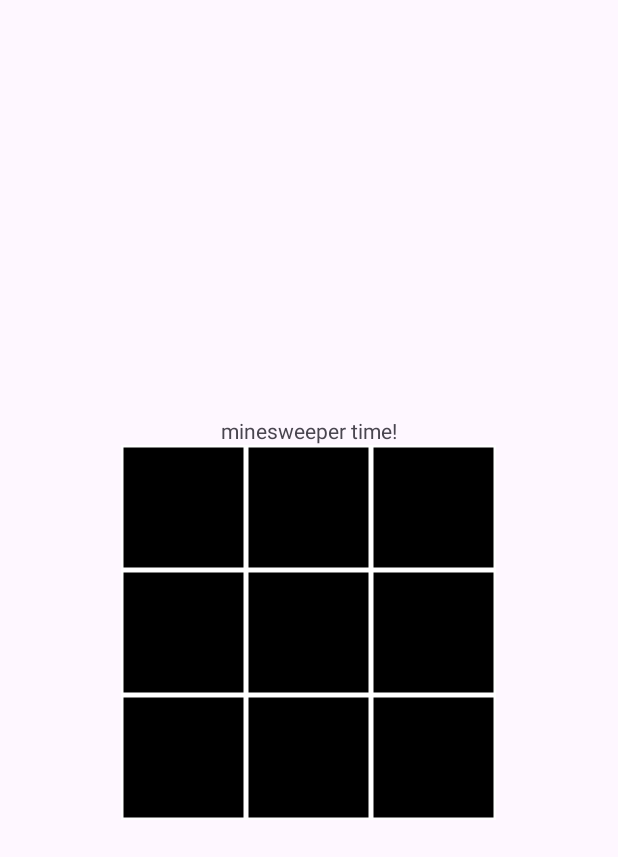
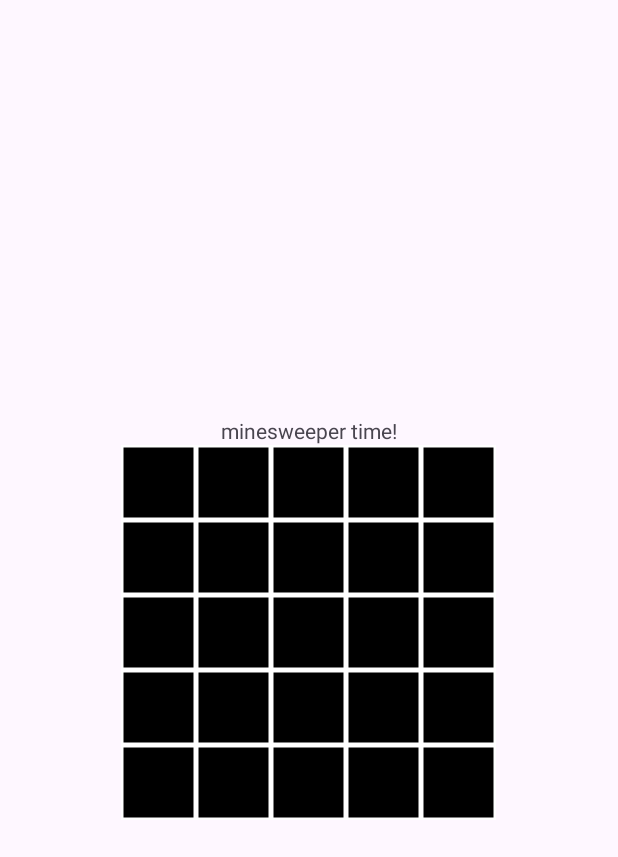
Before and after one commit to Maleila/Minesweeper, an Android app: the layout activity_main.xml on its own in the app's theme, with its tools: preview values and no code run, on a phone screen of 412 x 824 dp. Shown: the top 857 px of the screen. Run offline under Robolectric (Android 15) with nearby library versions, the phone set to English and light mode, and no system bars.

Commit message:
5x5 grid

```diff
--- a/app/src/main/java/hu/ait/minesweeper/view/MinesweeperView.kt
+++ b/app/src/main/java/hu/ait/minesweeper/view/MinesweeperView.kt
@@ -39,16 +39,12 @@ class MinesweeperView(context: Context?, attrs: AttributeSet?) : View(context, a
         // border
         canvas?.drawRect(0f, 0f, width.toFloat(), height.toFloat(), paintLine)
         // two horizontal lines
-        canvas?.drawLine(0f, (height / 3).toFloat(), width.toFloat(), (height / 3).toFloat(),
-            paintLine)
-        canvas?.drawLine(0f, (2 * height / 3).toFloat(), width.toFloat(),
-            (2 * height / 3).toFloat(), paintLine)
-
-        // two vertical lines
-        canvas?.drawLine((width / 3).toFloat(), 0f, (width / 3).toFloat(), height.toFloat(),
-            paintLine)
-        canvas?.drawLine((2 * width / 3).toFloat(), 0f, (2 * width / 3).toFloat(), height.toFloat(),
-            paintLine)
+        for(i in 1..4) {
+            canvas?.drawLine(0f, (i * height / 5).toFloat(), width.toFloat(), (i * height / 5).toFloat(),
+                paintLine)
+            canvas?.drawLine((i * width / 5).toFloat(), 0f, (i * width / 5).toFloat(), height.toFloat(),
+                paintLine)
+        }
     }
 
     override fun onTouchEvent(event: MotionEvent): Boolean {
```
